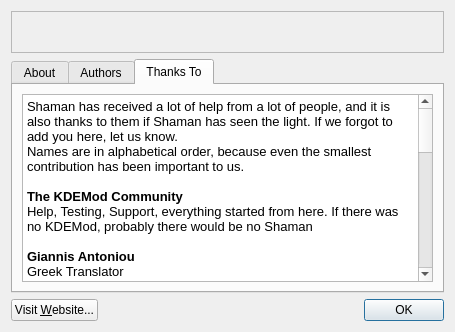
The window that trunk/shaman/ui/aboutDialog.ui (drf/shaman1) describes before a commit, drawn with Qt 5.
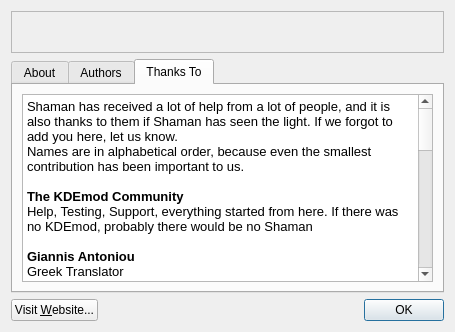
The same window after the commit. The open tabs and pages were chosen to show the change. Icons and pictures are not drawn.

Patch:
```diff
--- a/trunk/shaman/ui/aboutDialog.ui
+++ b/trunk/shaman/ui/aboutDialog.ui
@@ -176,8 +176,8 @@
 &lt;p style=" margin-top:0px; margin-bottom:0px; margin-left:0px; margin-right:0px; -qt-block-indent:0; text-indent:0px; font-size:9pt;">&lt;span style=" font-size:10pt;">Shaman has received a lot of help from a lot of people, and it is also thanks to them if Shaman has seen the light. If we forgot to add you here, let us know.&lt;/span>&lt;/p>
 &lt;p style=" margin-top:0px; margin-bottom:0px; margin-left:0px; margin-right:0px; -qt-block-indent:0; text-indent:0px;">Names are in alphabetical order, because even the smallest contribution has been important to us.&lt;/p>
 &lt;p style="-qt-paragraph-type:empty; margin-top:0px; margin-bottom:0px; margin-left:0px; margin-right:0px; -qt-block-indent:0; text-indent:0px; font-weight:600;">&lt;/p>
-&lt;p style=" margin-top:0px; margin-bottom:0px; margin-left:0px; margin-right:0px; -qt-block-indent:0; text-indent:0px; font-weight:600;">The KDEMod Community&lt;/p>
-&lt;p style=" margin-top:0px; margin-bottom:0px; margin-left:0px; margin-right:0px; -qt-block-indent:0; text-indent:0px; font-weight:600;">&lt;span style=" font-weight:400;">Help, Testing, Support, everything started from here. If there was no KDEMod, probably&lt;/span> &lt;span style=" font-weight:400;">there would be no Shaman&lt;/span>&lt;/p>
+&lt;p style=" margin-top:0px; margin-bottom:0px; margin-left:0px; margin-right:0px; -qt-block-indent:0; text-indent:0px; font-weight:600;">The KDEmod Community&lt;/p>
+&lt;p style=" margin-top:0px; margin-bottom:0px; margin-left:0px; margin-right:0px; -qt-block-indent:0; text-indent:0px; font-weight:600;">&lt;span style=" font-weight:400;">Help, Testing, Support, everything started from here. If there was no KDEmod, probably&lt;/span> &lt;span style=" font-weight:400;">there would be no Shaman&lt;/span>&lt;/p>
 &lt;p style="-qt-paragraph-type:empty; margin-top:0px; margin-bottom:0px; margin-left:0px; margin-right:0px; -qt-block-indent:0; text-indent:0px;">&lt;/p>
 &lt;p style=" margin-top:0px; margin-bottom:0px; margin-left:0px; margin-right:0px; -qt-block-indent:0; text-indent:0px;">&lt;span style=" font-weight:600;">Giannis Antoniou&lt;/span>&lt;/p>
 &lt;p style=" margin-top:0px; margin-bottom:0px; margin-left:0px; margin-right:0px; -qt-block-indent:0; text-indent:0px;">Greek Translator&lt;/p>
@@ -188,6 +188,9 @@
 &lt;p style=" margin-top:0px; margin-bottom:0px; margin-left:0px; margin-right:0px; -qt-block-indent:0; text-indent:0px;">&lt;span style=" font-weight:600;">Jacques Disner&lt;/span>&lt;/p>
 &lt;p style=" margin-top:0px; margin-bottom:0px; margin-left:0px; margin-right:0px; -qt-block-indent:0; text-indent:0px;">French Translator&lt;/p>
 &lt;p style="-qt-paragraph-type:empty; margin-top:0px; margin-bottom:0px; margin-left:0px; margin-right:0px; -qt-block-indent:0; text-indent:0px;">&lt;/p>
+&lt;p style=" margin-top:0px; margin-bottom:0px; margin-left:0px; margin-right:0px; -qt-block-indent:0; text-indent:0px;">&lt;span style=" font-weight:600;">Stefano Giro&lt;/span>&lt;/p>
+&lt;p style=" margin-top:0px; margin-bottom:0px; margin-left:0px; margin-right:0px; -qt-block-indent:0; text-indent:0px; font-weight:600;">&lt;span style=" font-weight:400;">Testing and Suggestions&lt;/span>&lt;/p>
+&lt;p style="-qt-paragraph-type:empty; margin-top:0px; margin-bottom:0px; margin-left:0px; margin-right:0px; -qt-block-indent:0; text-indent:0px;">&lt;/p>
 &lt;p style=" margin-top:0px; margin-bottom:0px; margin-left:0px; margin-right:0px; -qt-block-indent:0; text-indent:0px;">&lt;span style=" font-weight:600;">Georg Grabler&lt;/span>&lt;/p>
 &lt;p style=" margin-top:0px; margin-bottom:0px; margin-left:0px; margin-right:0px; -qt-block-indent:0; text-indent:0px; font-weight:600;">&lt;span style=" font-weight:400;">Author of the Proxy patch, some help on the code and more.&lt;/span>&lt;/p>
 &lt;p style="-qt-paragraph-type:empty; margin-top:0px; margin-bottom:0px; margin-left:0px; margin-right:0px; -qt-block-indent:0; text-indent:0px;">&lt;/p>
@@ -201,7 +204,7 @@
 &lt;p style=" margin-top:0px; margin-bottom:0px; margin-left:0px; margin-right:0px; -qt-block-indent:0; text-indent:0px;">Brazilian Translator, and gave the name Shaman&lt;/p>
 &lt;p style="-qt-paragraph-type:empty; margin-top:0px; margin-bottom:0px; margin-left:0px; margin-right:0px; -qt-block-indent:0; text-indent:0px; font-weight:600;">&lt;/p>
 &lt;p style=" margin-top:0px; margin-bottom:0px; margin-left:0px; margin-right:0px; -qt-block-indent:0; text-indent:0px; font-weight:600;">Jan Mette&lt;/p>
-&lt;p style=" margin-top:0px; margin-bottom:0px; margin-left:0px; margin-right:0px; -qt-block-indent:0; text-indent:0px;">German Translation and KDEMod-Developer, also the creator of the Icon&lt;/p>
+&lt;p style=" margin-top:0px; margin-bottom:0px; margin-left:0px; margin-right:0px; -qt-block-indent:0; text-indent:0px;">German Translation and KDEmod Developer, also the creator of the Icon&lt;/p>
 &lt;p style="-qt-paragraph-type:empty; margin-top:0px; margin-bottom:0px; margin-left:0px; margin-right:0px; -qt-block-indent:0; text-indent:0px;">&lt;/p>
 &lt;p style=" margin-top:0px; margin-bottom:0px; margin-left:0px; margin-right:0px; -qt-block-indent:0; text-indent:0px;">&lt;span style=" font-weight:600;">Atilla Ontas&lt;/span>&lt;/p>
 &lt;p style=" margin-top:0px; margin-bottom:0px; margin-left:0px; margin-right:0px; -qt-block-indent:0; text-indent:0px;">Turkish Translator&lt;/p>
@@ -210,7 +213,7 @@
 &lt;p style=" margin-top:0px; margin-bottom:0px; margin-left:0px; margin-right:0px; -qt-block-indent:0; text-indent:0px;">Our hoster, and maintainer of Trac.&lt;/p>
 &lt;p style="-qt-paragraph-type:empty; margin-top:0px; margin-bottom:0px; margin-left:0px; margin-right:0px; -qt-block-indent:0; text-indent:0px;">&lt;/p>
 &lt;p style=" margin-top:0px; margin-bottom:0px; margin-left:0px; margin-right:0px; -qt-block-indent:0; text-indent:0px;">&lt;span style=" font-weight:600;">Johannes Schriewer&lt;/span>&lt;/p>
-&lt;p style=" margin-top:0px; margin-bottom:0px; margin-left:0px; margin-right:0px; -qt-block-indent:0; text-indent:0px; font-weight:600;">&lt;span style=" font-weight:400;">KDEMod Developer, and also some help on the code.&lt;/span>&lt;/p>&lt;/body>&lt;/html></string>
+&lt;p style=" margin-top:0px; margin-bottom:0px; margin-left:0px; margin-right:0px; -qt-block-indent:0; text-indent:0px; font-weight:600;">&lt;span style=" font-weight:400;">KDEmod Developer, and also some help on the code.&lt;/span>&lt;/p>&lt;/body>&lt;/html></string>
            </property>
           </widget>
          </item>
```
